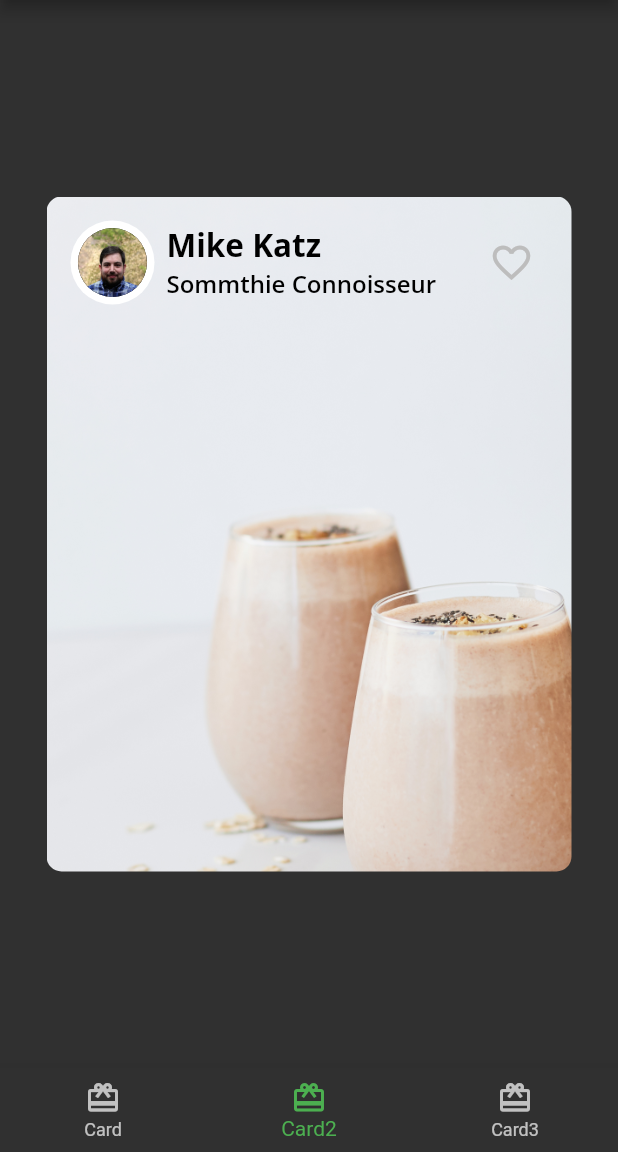
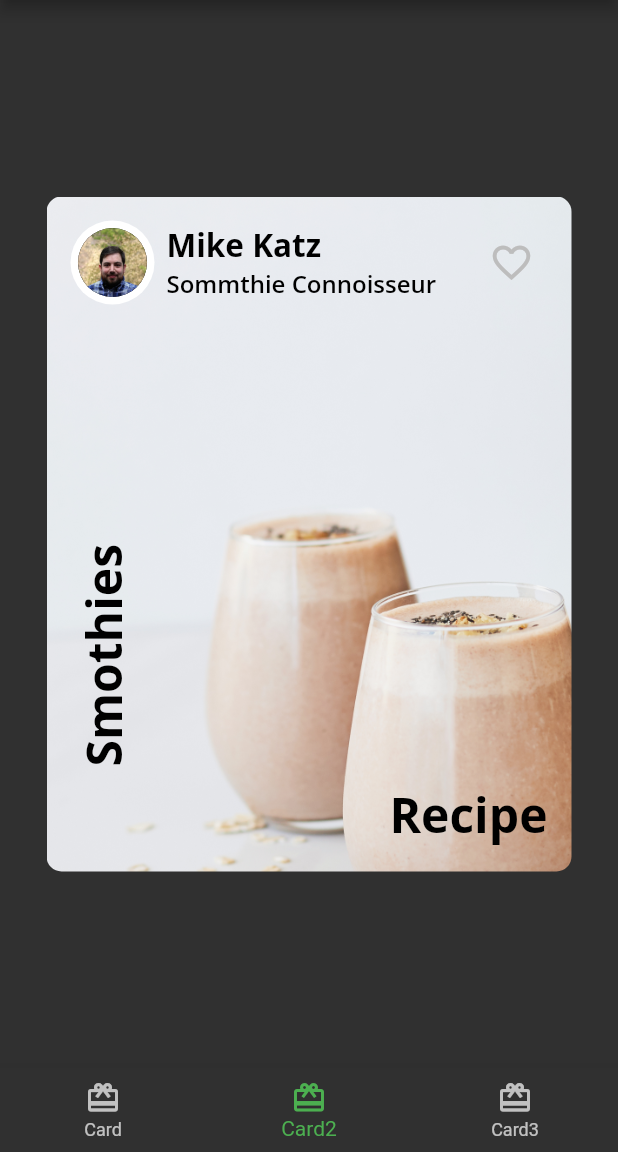
Before and after one commit to ghrms80/flta-ch03, a Flutter app: the screen it shows after launch, item 2 of the bottom bar chosen, on a phone screen of 412 x 824 dp, the part 84-1236 px from its top. Run offline on Flutter 3.47's test engine with Material 2 defaults, Android fonts, the light colour scheme and no system bars; our stand-ins replace google_fonts.

Commit message:
Composing the text

```diff
--- a/lib/card2.dart
+++ b/lib/card2.dart
@@ -1,4 +1,5 @@
 import 'package:ch03_basic_widgets/author_card.dart';
+import 'package:ch03_basic_widgets/fooderlich_theme.dart';
 import 'package:flutter/material.dart';
 
 class Card2 extends StatelessWidget {
@@ -24,13 +25,41 @@ class Card2 extends StatelessWidget {
         ),
         // 2
         child: Column(
-          children: const [
-            AuthorCard(
+          children: [
+            const AuthorCard(
               authorName: 'Mike Katz',
               title: 'Sommthie Connoisseur',
               imageProvider: AssetImage('assets/author_katz.jpeg'),
             ),
-            // TODO: Add Positioned text
+            // 1
+            Expanded(
+              // 2
+              child: Stack(
+                children: [
+                  // 3
+                  Positioned(
+                    bottom: 16,
+                    right: 16,
+                    child: Text(
+                      'Recipe',
+                      style: FooderlichTheme.lightTextTheme.headline1,
+                    ),
+                  ),
+                  // 4
+                  Positioned(
+                    bottom: 70,
+                    left: 16,
+                    child: RotatedBox(
+                      quarterTurns: 3,
+                      child: Text(
+                        'Smothies',
+                        style: FooderlichTheme.lightTextTheme.headline1,
+                      ),
+                    ),
+                  ),
+                ],
+              ),
+            )
           ],
         ),
       ),
```
